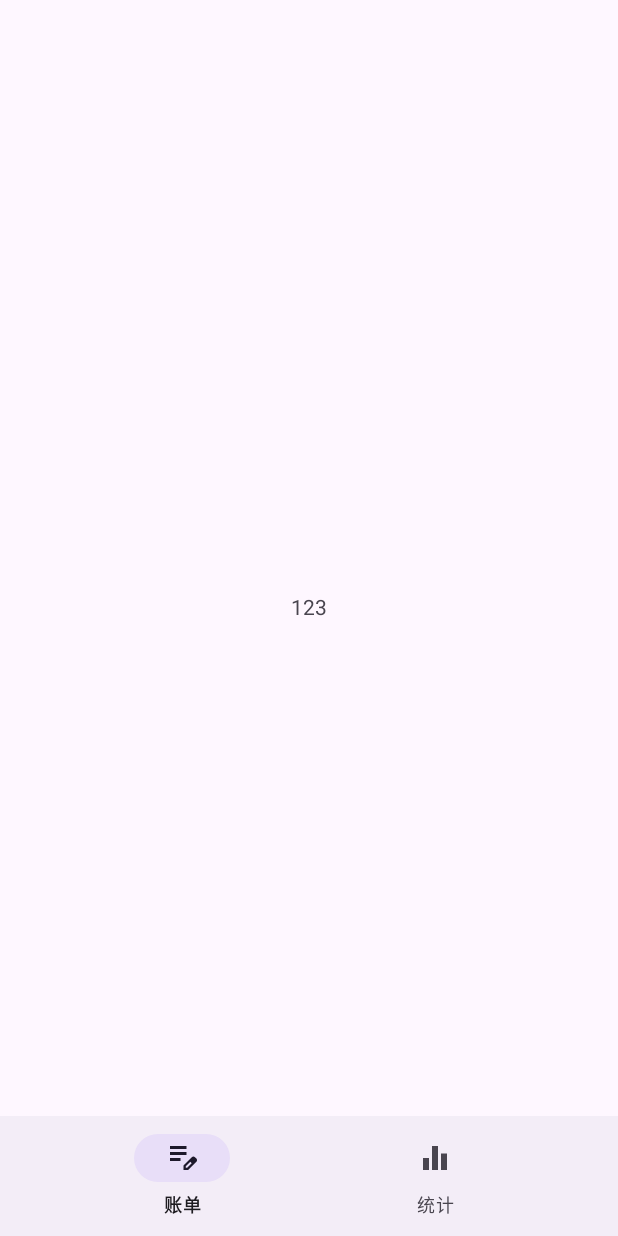
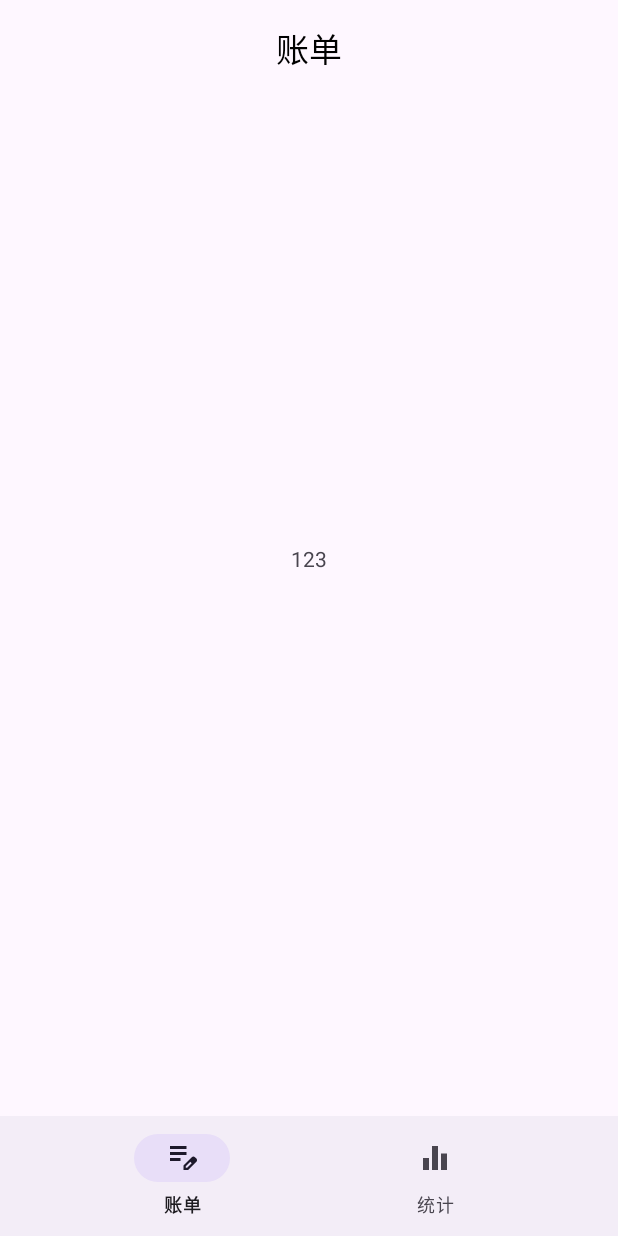
Before and after one commit to Dqc117266/book-keeping, an Android app: the screen it shows after launch (MainActivity), on a phone screen of 412 x 824 dp. Run offline under Robolectric (Android 15) with nearby library versions, the phone set to English and light mode, and no system bars; our stand-ins replace navigation-ui.

Commit message:
提交fragment

```diff
--- a/app/build.gradle
+++ b/app/build.gradle
@@ -14,6 +14,13 @@ android {
         versionName "1.0"
 
         testInstrumentationRunner "androidx.test.runner.AndroidJUnitRunner"
+
+        javaCompileOptions {
+            annotationProcessorOptions {
+                arguments = ["room.schemaLocation": "$projectDir/schemas"]
+            }
+        }
+
     }
 
     buildTypes {
--- a/app/src/main/java/com/exmple/book_keeping/presentation/screen/fragment/StatisticsFragment.java
+++ b/app/src/main/java/com/exmple/book_keeping/presentation/screen/fragment/StatisticsFragment.java
@@ -5,11 +5,8 @@ import android.view.LayoutInflater;
 import android.view.View;
 import android.view.ViewGroup;
 
-import androidx.annotation.NonNull;
-import androidx.annotation.Nullable;
 import androidx.fragment.app.Fragment;
 
-import com.exmple.book_keeping.databinding.FragmentBillBinding;
 import com.exmple.book_keeping.databinding.FragmentStatisticsBinding;
 
 public class StatisticsFragment extends Fragment {
--- a/app/src/main/res/layout/activity_main.xml
+++ b/app/src/main/res/layout/activity_main.xml
@@ -5,27 +5,16 @@
     android:layout_height="match_parent"
     tools:context=".MainActivity">
 
-    <com.google.android.material.appbar.MaterialToolbar
-        android:id="@+id/main_toolbar"
-        android:layout_width="match_parent"
-        android:layout_height="?actionBarSize"
-        app:layout_constraintTop_toTopOf="parent"
-        app:layout_constraintLeft_toLeftOf="parent"
-        app:layout_constraintRight_toRightOf="parent"
-        app:layout_constraintBottom_toTopOf="@+id/navHostFragment"
-        android:animateLayoutChanges="true"
-        app:logoDescription="@string/app_name" />
-
     <androidx.fragment.app.FragmentContainerView
         android:id="@+id/navHostFragment"
         android:name="androidx.navigation.fragment.NavHostFragment"
         android:layout_width="0dp"
         android:layout_height="0dp"
         app:defaultNavHost="true"
+        app:layout_constraintTop_toTopOf="parent"
         app:layout_constraintBottom_toTopOf="@+id/bottomNav"
         app:layout_constraintLeft_toLeftOf="parent"
         app:layout_constraintRight_toRightOf="parent"
-        app:layout_constraintTop_toBottomOf="@id/main_toolbar"
         app:navGraph="@navigation/app_nav_graph" />
 
     <com.google.android.material.bottomnavigation.BottomNavigationView
--- a/app/src/main/res/layout/fragment_bill.xml
+++ b/app/src/main/res/layout/fragment_bill.xml
@@ -3,6 +3,19 @@
     android:layout_width="match_parent"
     android:layout_height="match_parent"
     xmlns:app="http://schemas.android.com/apk/res-auto">
+
+    <com.google.android.material.appbar.MaterialToolbar
+        app:layout_constraintTop_toTopOf="parent"
+        android:id="@+id/toolbar"
+        android:layout_width="match_parent"
+        android:layout_height="?attr/actionBarSize"
+        android:elevation="4dp"
+        android:theme="@style/ThemeOverlay.AppCompat.ActionBar"
+        app:layout_scrollFlags="scroll|enterAlways"
+        app:popupTheme="@style/ThemeOverlay.AppCompat.Dark"
+        app:title="账单"
+        app:titleCentered="true"
+        app:titleTextColor="@color/black" />
 
     <TextView
         android:layout_width="wrap_content"
```
Also changed, not shown: 1 other file.
